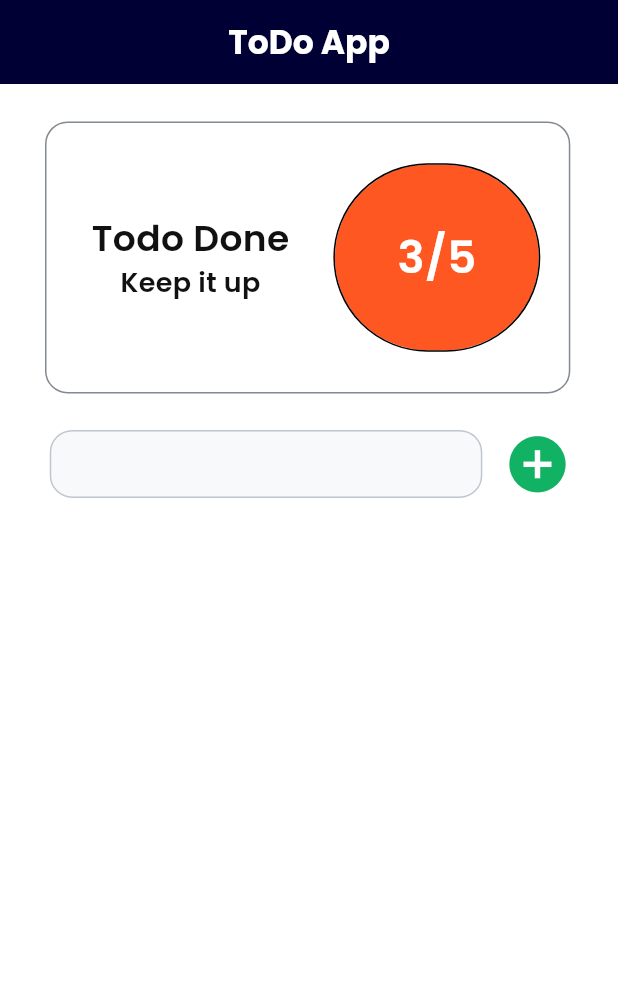
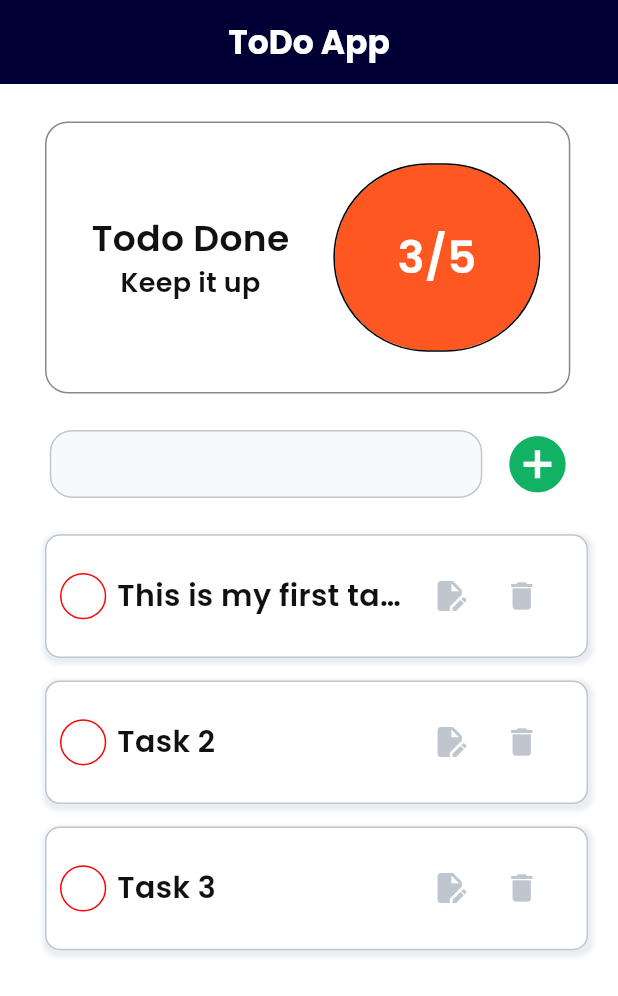
Before and after one commit to MR-Square/Flutter-Todo-App, a Flutter app: the screen it shows after launch, on a phone screen of 412 x 824 dp. Shown: the top 996 px of the screen. Run offline on Flutter 3.47's test engine with Material 3 defaults, Android fonts, the phone set to English and light mode, and no system bars; our stand-ins replace google_fonts.

Commit message:
Task card added

```diff
--- a/lib/main.dart
+++ b/lib/main.dart
@@ -11,14 +11,13 @@ class MyApp extends StatelessWidget {
   // This widget is the root of your application.
   @override
   Widget build(BuildContext context) {
-    return const MaterialApp(
+    return MaterialApp(
       title: 'ToDo App',
       debugShowCheckedModeBanner: false,
-      // theme: ThemeData(
-      //   colorScheme: ColorScheme.fromSeed(seedColor: Colors.deepPurple),
-      //   useMaterial3: true,
-      // ),
-      home: HomeScreen(),
+      theme: ThemeData(
+        useMaterial3: true,
+      ),
+      home: const HomeScreen(),
     );
   }
 }
--- a/lib/screens/home_screen.dart
+++ b/lib/screens/home_screen.dart
@@ -2,6 +2,7 @@ import 'package:flutter/material.dart';
 import 'package:todo_app/constants/app_colors.dart';
 import 'package:todo_app/constants/app_text_style.dart';
 import 'package:todo_app/widgets/buttons/add_button.dart';
+import 'package:todo_app/widgets/cards/task_card.dart';
 import 'package:todo_app/widgets/textfields/text_input_widget.dart';
 
 class HomeScreen extends StatefulWidget {
@@ -12,10 +13,27 @@ class HomeScreen extends StatefulWidget {
 }
 
 class _HomeScreenState extends State<HomeScreen> {
+  final List<Map> taskList = [
+    {
+      'id': 1,
+      'title': 'This is my first task',
+      'isCompleted': false,
+    },
+    {
+      'id': 2,
+      'title': 'Task 2',
+      'isCompleted': false,
+    },
+    {
+      'id': 3,
+      'title': 'Task 3',
+      'isCompleted': false,
+    },
+  ];
   void showTaskAddedMessage() {
     const snackBar = SnackBar(
       content: Text('Task added successfully!'),
-      duration: Duration(milliseconds: 500),
+      duration: Duration(milliseconds: 800),
     );
 
     ScaffoldMessenger.of(context).showSnackBar(snackBar);
@@ -106,7 +124,23 @@ class _HomeScreenState extends State<HomeScreen> {
                   onPress: showTaskAddedMessage,
                 ),
               ],
-            )
+            ),
+
+            SizedBox(
+              height: height * 0.02,
+            ),
+            // Rendering list of tasks
+            Flexible(
+              child: ListView.builder(
+                itemCount: taskList.length,
+                itemBuilder: (BuildContext context, int index) {
+                  return TaskCard(
+                    btnVal: index,
+                    title: taskList[index]['title'],
+                  );
+                },
+              ),
+            ),
           ],
         ),
       ),
--- /dev/null
+++ b/lib/widgets/cards/task_card.dart
@@ -0,0 +1,107 @@
+// ignore_for_file: unused_local_variable, avoid_print
+
+import 'package:flutter/material.dart';
+import 'package:todo_app/constants/app_colors.dart';
+import 'package:todo_app/constants/app_text_style.dart';
+
+class TaskCard extends StatefulWidget {
+  const TaskCard({
+    super.key,
+    required this.btnVal,
+    required this.title,
+  });
+
+  final int btnVal;
+  final String title;
+
+  @override
+  State<TaskCard> createState() => _TaskCardState();
+}
+
+class _TaskCardState extends State<TaskCard> {
+  int selectedBtn = 1;
+  // Function to return true or false based on selection
+  // bool _isOptionSelected(int value) {
+  //   return selectedBtn == value;
+  // }
+
+  @override
+  Widget build(BuildContext context) {
+    double width = MediaQuery.of(context).size.width;
+    double height = MediaQuery.of(context).size.height;
+    // return Card(
+    //   shape: RoundedRectangleBorder(borderRadius: BorderRadius.circular(5)),
+    //   child: const Text("This is a task card"),
+    // );
+    return Container(
+      margin: const EdgeInsets.only(bottom: 15),
+      padding: const EdgeInsets.all(10),
+      height: height * 0.1,
+      decoration: BoxDecoration(
+        color: AppColors.white,
+        border: Border.all(
+          color: AppColors.lightGrey,
+        ),
+        borderRadius: BorderRadius.circular(10),
+        boxShadow: const [
+          BoxShadow(
+            blurRadius: 2,
+            color: AppColors.cardColor,
+            spreadRadius: 2,
+            offset: Offset(1, 2),
+          ),
+        ],
+      ),
+      child: Row(
+        children: [
+          GestureDetector(
+            onTap: () {
+              print("button is clicked");
+            },
+            child: Container(
+              width: width * 0.07,
+              height: width * 0.07,
+              decoration: BoxDecoration(
+                border: Border.all(
+                  strokeAlign: 1,
+                  color: AppColors.attdRed,
+                ),
+                borderRadius: BorderRadius.circular(100),
+              ),
+            ),
+          ),
+          SizedBox(
+            width: width * 0.02,
+          ),
+          SizedBox(
+            width: width * 0.48,
+            child: Text(
+              overflow: TextOverflow.ellipsis,
+              widget.title,
+              style: AppTextStyle.boldBlack20,
+            ),
+          ),
+          // const Spacer(),
+          Row(
+            children: [
+              IconButton(
+                onPressed: () {},
+                icon: const Icon(
+                  Icons.edit_document,
+                  color: AppColors.lightGrey,
+                ),
+              ),
+              IconButton(
+                onPressed: () {},
+                icon: const Icon(
+                  Icons.delete,
+                  color: AppColors.lightGrey,
+                ),
+              ),
+            ],
+          ),
+        ],
+      ),
+    );
+  }
+}
```
